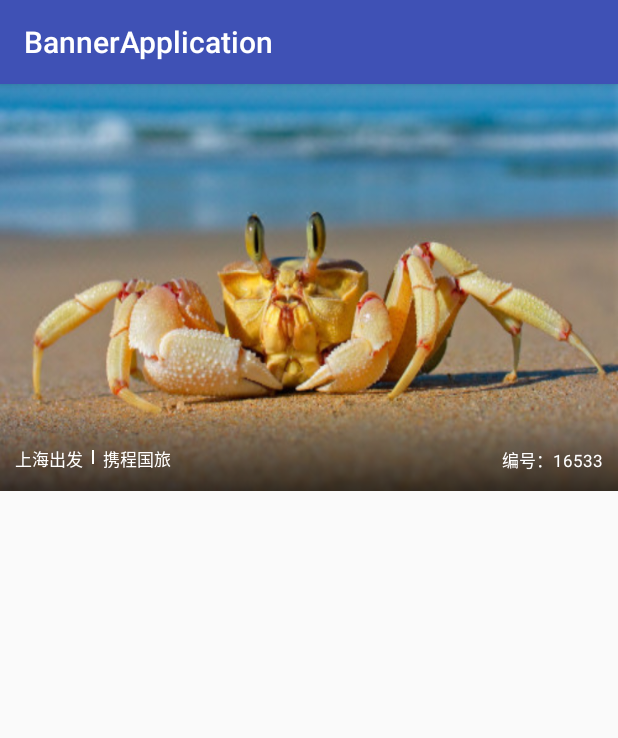
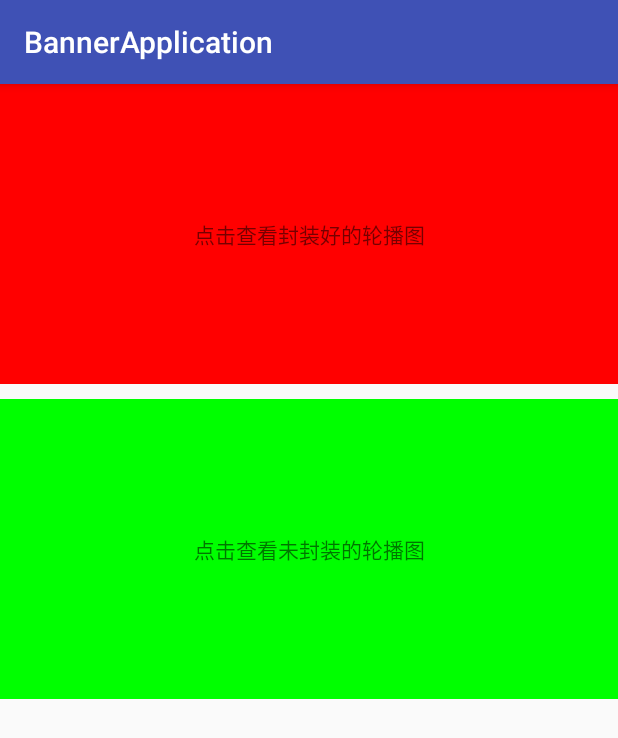
Before and after one commit to colinNaive/BannerApplication, an Android app: the screen it shows after launch (MainActivity), on a phone screen of 412 x 824 dp. Shown: the top 738 px of the screen. Run offline under Robolectric (Android 15) with nearby library versions, the phone set to English and light mode, and no system bars.

Commit message:
封装好！可直接使用！

```diff
--- a/app/src/main/AndroidManifest.xml
+++ b/app/src/main/AndroidManifest.xml
@@ -16,6 +16,9 @@
                 <category android:name="android.intent.category.LAUNCHER" />
             </intent-filter>
         </activity>
+        <activity android:name=".PackagedBannerActivity"></activity>
+        <activity android:name=".NotPackagedBannerActivity"></activity>
+
     </application>
 
 </manifest>
--- a/app/src/main/java/com/ctrip/bannerapplication/MainActivity.java
+++ b/app/src/main/java/com/ctrip/bannerapplication/MainActivity.java
@@ -1,18 +1,37 @@
 package com.ctrip.bannerapplication;
 
+import android.content.Intent;
 import android.os.Bundle;
+import android.support.annotation.Nullable;
 import android.support.v7.app.AppCompatActivity;
+import android.view.View;
+import android.widget.TextView;
+
+/**
+ * @author Zhenhua on 2018/1/18.
+ * @email zhshan@ctrip.com ^.^
+ */
 
 public class MainActivity extends AppCompatActivity {
-    public BannerDelegate bannerDelegate;
-
     @Override
-    protected void onCreate(Bundle savedInstanceState) {
+    protected void onCreate(@Nullable Bundle savedInstanceState) {
         super.onCreate(savedInstanceState);
         setContentView(R.layout.activity_main);
-        bannerDelegate = new BannerDelegate(getWindow().getDecorView(), this);
-        int[] sourceList = {R.drawable.pic1, R.drawable.pic2, R.drawable.pic3, R.drawable.pic4, R.drawable.pic5};
-        bannerDelegate.setHandler(this);
-        bannerDelegate.refreshBanner(sourceList);
+        TextView tv1 = (TextView) findViewById(R.id.packaged_banner);
+        tv1.setOnClickListener(new View.OnClickListener() {
+            @Override
+            public void onClick(View view) {
+                Intent intent = new Intent(MainActivity.this, PackagedBannerActivity.class);
+                MainActivity.this.startActivity(intent);
+            }
+        });
+        TextView tv2 = (TextView) findViewById(R.id.not_packaged_banner);
+        tv2.setOnClickListener(new View.OnClickListener() {
+            @Override
+            public void onClick(View view) {
+                Intent intent = new Intent(MainActivity.this, NotPackagedBannerActivity.class);
+                MainActivity.this.startActivity(intent);
+            }
+        });
     }
 }
--- a/app/src/main/java/com/ctrip/bannerapplication/BannerDelegate.java
+++ b/app/src/main/java/com/ctrip/bannerapplication/not_package/BannerDelegate.java
@@ -1,4 +1,4 @@
-package com.ctrip.bannerapplication;
+package com.ctrip.bannerapplication.not_package;
 
 import android.content.ClipData;
 import android.content.ClipboardManager;
@@ -11,6 +11,9 @@ import android.widget.ImageView;
 import android.widget.RelativeLayout;
 import android.widget.TextView;
 import android.widget.Toast;
+
+import com.ctrip.bannerapplication.NotPackagedBannerActivity;
+import com.ctrip.bannerapplication.R;
 
 import java.util.ArrayList;
 import java.util.List;
@@ -35,7 +38,7 @@ public class BannerDelegate {
         inflater = LayoutInflater.from(context);
     }
 
-    public void setHandler(MainActivity activity) {
+    public void setHandler(NotPackagedBannerActivity activity) {
         try {
             if (mHandler != null) {
                 mHandler.removeCallbacksAndMessages(null);
--- a/app/src/main/java/com/ctrip/bannerapplication/BannerHandler.java
+++ b/app/src/main/java/com/ctrip/bannerapplication/not_package/BannerHandler.java
@@ -1,7 +1,9 @@
-package com.ctrip.bannerapplication;
+package com.ctrip.bannerapplication.not_package;
 
 import android.os.Handler;
 import android.os.Message;
+
+import com.ctrip.bannerapplication.NotPackagedBannerActivity;
 
 import java.lang.ref.WeakReference;
 
@@ -11,7 +13,7 @@ import java.lang.ref.WeakReference;
  */
 public class BannerHandler extends Handler {
     private String TAG = "SZH";
-    private WeakReference<MainActivity> mWeakReference;
+    private WeakReference<NotPackagedBannerActivity> mWeakReference;
     //轮播间隔时间
     public static final int MSG_DELAY = 3000;
     //轮播
@@ -24,14 +26,14 @@ public class BannerHandler extends Handler {
     public static final int MSG_PAGE_CHANGED = 4;
     private int currentViewPagerItem = BannerDelegate.MAX_VALUE / 2;
 
-    public BannerHandler(MainActivity activity) {
-        mWeakReference = new WeakReference<MainActivity>(activity);
+    public BannerHandler(NotPackagedBannerActivity activity) {
+        mWeakReference = new WeakReference<NotPackagedBannerActivity>(activity);
     }
 
     @Override
     public void handleMessage(Message msg) {
         super.handleMessage(msg);
-        MainActivity activity = mWeakReference.get();
+        NotPackagedBannerActivity activity = mWeakReference.get();
         if (activity == null || activity.bannerDelegate == null || activity.bannerDelegate.mHandler == null) {
             return;
         }
--- a/app/src/main/java/com/ctrip/bannerapplication/BannerPagerAdapter.java
+++ b/app/src/main/java/com/ctrip/bannerapplication/not_package/BannerPagerAdapter.java
@@ -1,4 +1,4 @@
-package com.ctrip.bannerapplication;
+package com.ctrip.bannerapplication.not_package;
 
 import android.support.v4.view.PagerAdapter;
 import android.view.View;
--- a/app/src/main/java/com/ctrip/bannerapplication/CommonUtil.java
+++ b/app/src/main/java/com/ctrip/bannerapplication/not_package/CommonUtil.java
@@ -1,4 +1,4 @@
-package com.ctrip.bannerapplication;
+package com.ctrip.bannerapplication.not_package;
 
 import android.content.Context;
 import android.graphics.Bitmap;
--- a/app/src/main/java/com/ctrip/bannerapplication/FixedSpeedScroller.java
+++ b/app/src/main/java/com/ctrip/bannerapplication/not_package/FixedSpeedScroller.java
@@ -1,4 +1,4 @@
-package com.ctrip.bannerapplication;
+package com.ctrip.bannerapplication.not_package;
 
 import android.content.Context;
 import android.view.animation.Interpolator;
--- a/app/src/main/res/layout/activity_main.xml
+++ b/app/src/main/res/layout/activity_main.xml
@@ -1,82 +1,23 @@
 <?xml version="1.0" encoding="utf-8"?>
-<android.support.constraint.ConstraintLayout xmlns:android="http://schemas.android.com/apk/res/android"
-    xmlns:tools="http://schemas.android.com/tools"
+<LinearLayout xmlns:android="http://schemas.android.com/apk/res/android"
     android:layout_width="match_parent"
     android:layout_height="match_parent"
-    tools:context="com.ctrip.bannerapplication.MainActivity">
+    android:orientation="vertical">
 
-    <RelativeLayout
-        android:id="@+id/banner_layout"
+    <TextView
+        android:id="@+id/packaged_banner"
         android:layout_width="match_parent"
-        android:layout_height="wrap_content">
+        android:layout_height="200dp"
+        android:background="#f00"
+        android:gravity="center"
+        android:text="点击查看封装好的轮播图" />
 
-        <android.support.v4.view.ViewPager
-            android:id="@+id/banner"
-            android:layout_width="match_parent"
-            android:layout_height="match_parent" />
-
-        <RelativeLayout
-            android:id="@+id/info"
-            android:layout_width="match_parent"
-            android:layout_height="55dp"
-            android:layout_alignParentBottom="true"
-            android:background="@drawable/cttour_detail_gradient"
-            android:paddingBottom="10dp">
-            <!--左下方-->
-            <LinearLayout
-                android:layout_width="wrap_content"
-                android:layout_height="15dp"
-                android:layout_alignParentBottom="true"
-                android:layout_alignParentLeft="true"
-                android:layout_marginBottom="4.67dp"
-                android:layout_marginLeft="10dp"
-                android:orientation="horizontal">
-
-                <TextView
-                    android:id="@+id/depart_city"
-                    android:layout_width="wrap_content"
-                    android:layout_height="wrap_content"
-                    android:layout_gravity="center_vertical"
-                    android:gravity="center"
-                    android:text="上海出发"
-                    android:textColor="#fff"
-                    android:textSize="11dp" />
-
-                <View
-                    android:id="@+id/divider_banner"
-                    android:layout_width="1dp"
-                    android:layout_height="9dp"
-                    android:layout_gravity="center_vertical"
-                    android:layout_marginLeft="6dp"
-                    android:layout_marginRight="-6dp"
-                    android:background="#ffffff" />
-
-                <TextView
-                    android:id="@+id/vendor"
-                    android:layout_width="wrap_content"
-                    android:layout_height="wrap_content"
-                    android:layout_gravity="center_vertical"
-                    android:layout_marginLeft="12dp"
-                    android:gravity="center"
-                    android:text="携程国旅"
-                    android:textColor="#fff"
-                    android:textSize="11dp" />
-            </LinearLayout>
-
-            <TextView
-                android:id="@+id/number"
-                android:layout_width="wrap_content"
-                android:layout_height="wrap_content"
-                android:layout_alignParentBottom="true"
-                android:layout_alignParentRight="true"
-                android:layout_marginBottom="2dp"
-                android:layout_marginRight="10dp"
-                android:text="编号：6673456"
-                android:textColor="#fff"
-                android:textSize="11sp" />
-
-        </RelativeLayout>
-
-    </RelativeLayout>
-
-</android.support.constraint.ConstraintLayout>
+    <TextView
+        android:id="@+id/not_packaged_banner"
+        android:layout_width="match_parent"
+        android:layout_height="200dp"
+        android:layout_marginTop="10dp"
+        android:background="#0f0"
+        android:gravity="center"
+        android:text="点击查看未封装的轮播图" />
+</LinearLayout>
```
Also changed, not shown: app/src/main/java/com/ctrip/bannerapplication/NotPackagedBannerActivity.java (added, +20 -0 lines), app/src/main/java/com/ctrip/bannerapplication/PackagedBannerActivity.java (added, +37 -0 lines), app/src/main/java/com/ctrip/bannerapplication/packaged/AutoSlideView.java (added, +357 -0 lines), app/src/main/res/drawable/ball_drawable.xml (added, +13 -0 lines), app/src/main/res/layout/activity_not_packaged.xml (added, +82 -0 lines), app/src/main/res/layout/activity_packaged.xml (added, +20 -0 lines), app/src/main/res/layout/auto_slide_view_layout.xml (added, +18 -0 lines).
